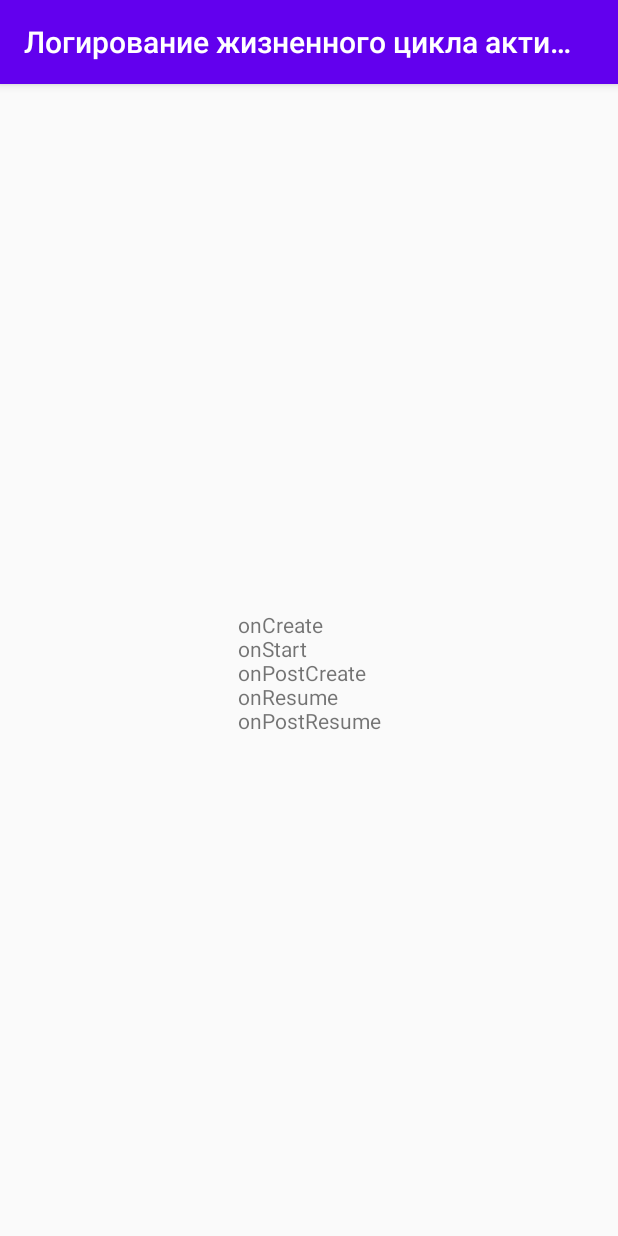
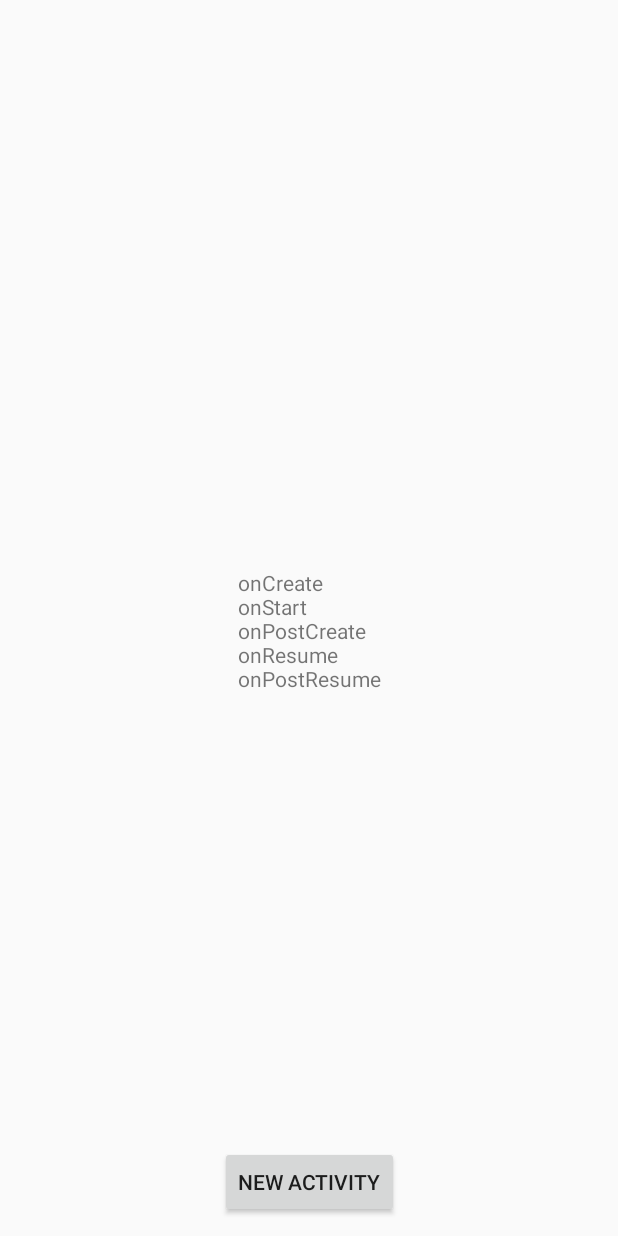
Before and after one commit to AvdeevAleksey/6_1_1_Logging_the_activity_lifecycle, an Android app: the screen it shows after launch (MainActivity), on a phone screen of 412 x 824 dp. Run offline under Robolectric (Android 15) with nearby library versions, the phone set to English and light mode, and no system bars.

Commit message:
It work.

```diff
--- a/app/build.gradle
+++ b/app/build.gradle
@@ -24,8 +24,11 @@ android {
 
 dependencies {
     implementation fileTree(dir: "libs", include: ["*.jar"])
+    implementation 'com.google.android.material:material:1.1.0'
     implementation 'androidx.appcompat:appcompat:1.2.0'
     implementation 'androidx.constraintlayout:constraintlayout:2.0.4'
+    implementation 'androidx.coordinatorlayout:coordinatorlayout:1.1.0'
+    implementation 'com.google.android.material:material:1.2.1'
     testImplementation 'junit:junit:4.12'
     androidTestImplementation 'androidx.test.ext:junit:1.1.2'
     androidTestImplementation 'androidx.test.espresso:espresso-core:3.3.0'
--- a/app/src/main/java/ru/avdeev/android/a6_1_1_logging_the_activity_lifecycle/MainActivity.java
+++ b/app/src/main/java/ru/avdeev/android/a6_1_1_logging_the_activity_lifecycle/MainActivity.java
@@ -4,14 +4,21 @@ import androidx.annotation.NonNull;
 import androidx.annotation.Nullable;
 import androidx.appcompat.app.AppCompatActivity;
 
+import android.content.Intent;
 import android.os.Bundle;
 import android.util.Log;
+import android.view.KeyEvent;
+import android.view.View;
+import android.widget.Button;
 import android.widget.TextView;
+
+import com.google.android.material.floatingactionbutton.FloatingActionButton;
 
 public class MainActivity extends AppCompatActivity {
 
     private String methodName;
     private TextView textView;
+    public static final String BUNGLE_STRING_KEY = "key";
 
     @Override
     protected void onCreate(Bundle savedInstanceState) {
@@ -19,70 +26,122 @@ public class MainActivity extends AppCompatActivity {
         setContentView(R.layout.activity_main);
         textView = findViewById(R.id.textView);
         methodName = getString(R.string.onCreateMethod);
-        Log.d("Lifecycle", methodName);
-        textView.append("\n" + methodName);
+
+
+        Log.d("Lifecycle", "call onCreate()");
+        if (savedInstanceState == null){
+            Log.d("Lifecycle", "saveInstanceState == null");
+        }
+        else {
+            Log.d("Lifecycle", "saveInstanceState != null");
+        }
+
+        setMyMethodNameInTextViewAndLog(methodName);
+        Button button = findViewById(R.id.btnNewActivity);
+        button.setOnClickListener(new View.OnClickListener() {
+            @Override
+            public void onClick(View view) {
+                Intent intent = new Intent(MainActivity.this, MainActivity.class);
+                startActivity(intent);
+            }
+        });
     }
 
     @Override
     protected void onPostCreate(@Nullable Bundle savedInstanceState) {
         super.onPostCreate(savedInstanceState);
         methodName = getString(R.string.onPostCreateMethod);
-        Log.d("Lifecycle", methodName);
-        textView.append("\n" + methodName);
+        setMyMethodNameInTextViewAndLog(methodName);
     }
 
     @Override
     protected void onPostResume() {
         super.onPostResume();
-        methodName = getString(R.string.onPostResume);
-        Log.d("Lifecycle", methodName);
-        textView.append("\n" + methodName);
+        methodName = getString(R.string.onPostResumeMethod);
+        setMyMethodNameInTextViewAndLog(methodName);
     }
 
     @Override
     protected void onStart() {
         super.onStart();
         methodName = getString(R.string.onStartMethod);
-        Log.d("Lifecycle", methodName);
-        textView.append("\n" + methodName);
+        setMyMethodNameInTextViewAndLog(methodName);
     }
 
     @Override
     protected void onStop() {
         super.onStop();
         methodName = getString(R.string.onStopMethod);
-        Log.d("Lifecycle", methodName);
-        textView.append("\n" + methodName);
+        setMyMethodNameInTextViewAndLog(methodName);
     }
 
     @Override
     protected void onDestroy() {
         super.onDestroy();
         methodName = getString(R.string.onDestroyMethod);
-        Log.d("Lifecycle", methodName);
-        textView.append("\n" + methodName);
+        setMyMethodNameInTextViewAndLog(methodName);
     }
 
     @Override
     protected void onRestart() {
         super.onRestart();
         methodName = getString(R.string.onRestartMethod);
-        Log.d("Lifecycle", methodName);
-        textView.append("\n" + methodName);
+        setMyMethodNameInTextViewAndLog(methodName);
     }
 
     @Override
     protected void onResume() {
         super.onResume();
         methodName = getString(R.string.onResumeMethod);
-        Log.d("Lifecycle", methodName);
-        textView.append("\n" + methodName);
+        setMyMethodNameInTextViewAndLog(methodName);
     }
 
     @Override
     protected void onPause() {
         super.onPause();
         methodName = getString(R.string.onPauseMethod);
+        setMyMethodNameInTextViewAndLog(methodName);
+    }
+
+    @Override
+    public boolean onKeyDown(int keyCode, KeyEvent event) {
+        methodName = getString(R.string.onKeyDownMethod);
+        setMyMethodNameInTextViewAndLog(methodName);
+
+        return super.onKeyDown(keyCode, event);
+    }
+
+    @Override
+    public boolean onKeyLongPress(int keyCode, KeyEvent event) {
+        methodName = getString(R.string.onKeyLongPressMethod);
+        setMyMethodNameInTextViewAndLog(methodName);
+        return super.onKeyLongPress(keyCode, event);
+    }
+
+    @Override
+    public void onBackPressed() {
+        super.onBackPressed();
+        methodName = getString(R.string.onBackPressedMethod);
+        setMyMethodNameInTextViewAndLog(methodName);
+    }
+
+    @Override
+    protected void onSaveInstanceState(@NonNull Bundle outState) {
+        super.onSaveInstanceState(outState);
+        methodName = getString(R.string.onSaveInstanceStateMethod);
+        setMyMethodNameInTextViewAndLog(methodName);
+        outState.putString(BUNGLE_STRING_KEY,textView.getText().toString());
+    }
+
+    @Override
+    protected void onRestoreInstanceState(@NonNull Bundle savedInstanceState) {
+        super.onRestoreInstanceState(savedInstanceState);
+        methodName = getString(R.string.onRestoreInstanceStateMethod);
+        setMyMethodNameInTextViewAndLog(methodName);
+        textView.setText(savedInstanceState.getString(BUNGLE_STRING_KEY));
+    }
+
+    private void setMyMethodNameInTextViewAndLog (String methodName) {
         Log.d("Lifecycle", methodName);
         textView.append("\n" + methodName);
     }
--- a/app/src/main/res/layout/activity_main.xml
+++ b/app/src/main/res/layout/activity_main.xml
@@ -16,4 +16,14 @@
         app:layout_constraintRight_toRightOf="parent"
         app:layout_constraintTop_toTopOf="parent" />
 
+    <Button
+        android:id="@+id/btnNewActivity"
+        android:layout_width="wrap_content"
+        android:layout_height="wrap_content"
+        android:text="@string/newActivity"
+        app:layout_constraintBottom_toBottomOf="parent"
+        app:layout_constraintLeft_toLeftOf="parent"
+        app:layout_constraintRight_toRightOf="parent"
+        android:layout_margin="12dp"/>
+
 </androidx.constraintlayout.widget.ConstraintLayout>
--- a/app/src/main/res/values/strings.xml
+++ b/app/src/main/res/values/strings.xml
@@ -8,5 +8,11 @@
     <string name="onDestroyMethod">onDestroy</string>
     <string name="onRestartMethod">onRestart</string>
     <string name="onPostCreateMethod">onPostCreate</string>
-    <string name="onPostResume">onPostResume</string>
+    <string name="onPostResumeMethod">onPostResume</string>
+    <string name="onKeyDownMethod">onKeyDown</string>
+    <string name="onKeyLongPressMethod">onKeyLongPress</string>
+    <string name="onBackPressedMethod">onBackPressed</string>
+    <string name="onSaveInstanceStateMethod">onSaveInstanceState</string>
+    <string name="onRestoreInstanceStateMethod">onRestoreInstanceState</string>
+    <string name="newActivity">New Activity</string>
 </resources>
--- a/app/src/main/res/values/styles.xml
+++ b/app/src/main/res/values/styles.xml
@@ -1,6 +1,6 @@
 <resources>
     <!-- Base application theme. -->
-    <style name="AppTheme" parent="Theme.AppCompat.Light.DarkActionBar">
+    <style name="AppTheme" parent="Theme.AppCompat.Light.NoActionBar">
         <!-- Customize your theme here. -->
         <item name="colorPrimary">@color/colorPrimary</item>
         <item name="colorPrimaryDark">@color/colorPrimaryDark</item>
```
